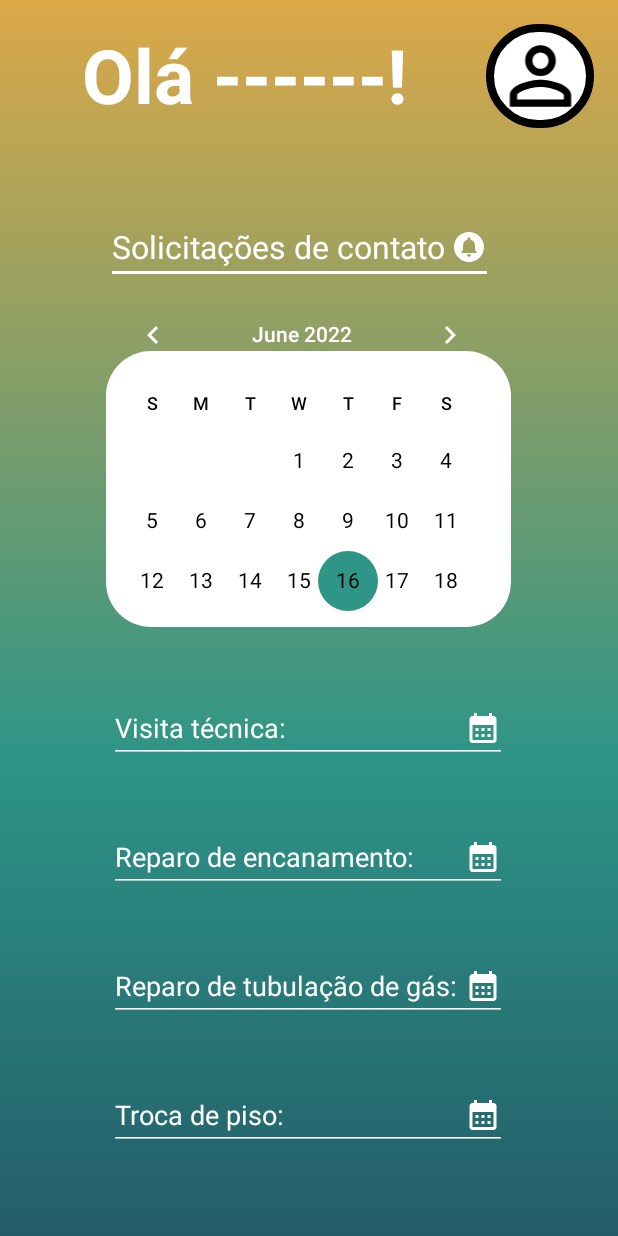
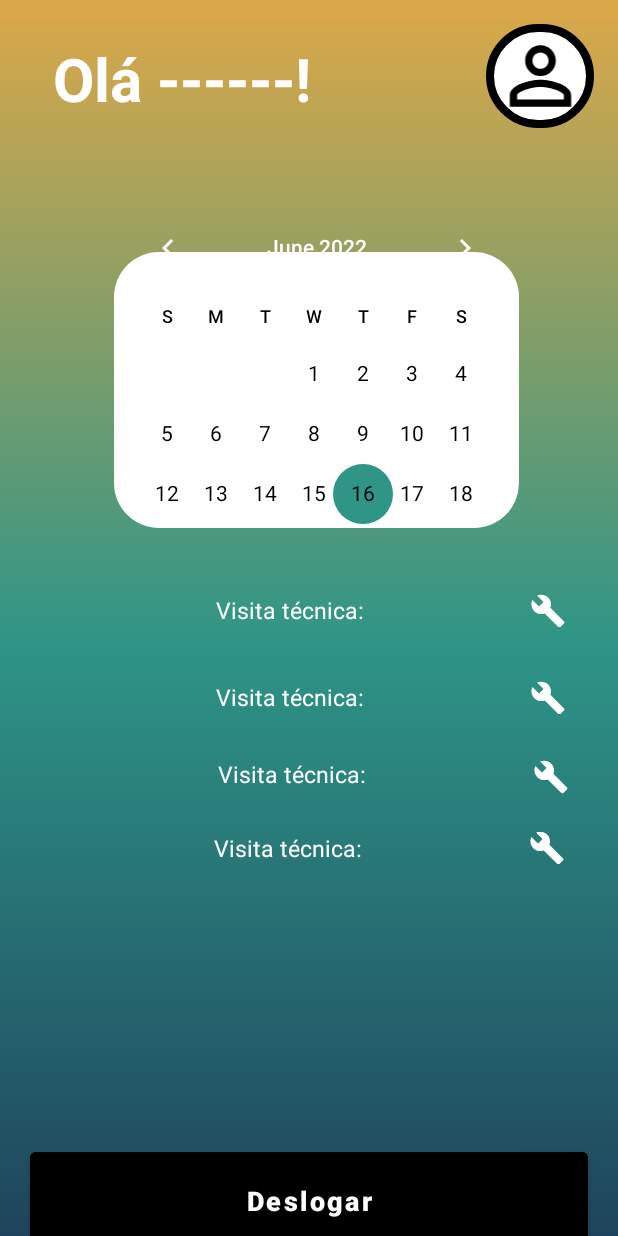
Before and after one commit to gabrielscholze-r/ObraPrima-Android, an Android app: the TelaPrincipalProfissional screen opened directly, with no data from a screen before it, on a phone screen of 412 x 824 dp. Run offline under Robolectric (Android 15) with nearby library versions, the phone set to English and light mode, and no system bars; 6 statements that could not run were skipped.

Commit message:
professional's screen

```diff
--- a/app/src/main/java/com/example/meuapp/TelaPrincipalProfissional.java
+++ b/app/src/main/java/com/example/meuapp/TelaPrincipalProfissional.java
@@ -30,16 +30,16 @@ public class TelaPrincipalProfissional extends AppCompatActivity {
         TextView titulo = findViewById(R.id.textTituloPro);
         titulo.setText("Bem vindo\n"+loginAtual.getProfissional().getNome()+"!");
 
-        EditText et1 = (EditText) findViewById(R.id.editTextDate);
+        TextView et1 = findViewById(R.id.jobView);
         et1.setText(pedidos.get(0).getTituloPedido()+":     "+pedidos.get(0).getDia()+"/"+pedidos.get(0).getMes());
 
-        EditText et2 = (EditText) findViewById(R.id.editTextDate2);
+        TextView et2 = findViewById(R.id.jobView2);
         et2.setText(pedidos.get(1).getTituloPedido()+":     "+pedidos.get(1).getDia()+"/"+pedidos.get(1).getMes());
 
-        EditText et3 = (EditText) findViewById(R.id.editTextDate3);
+        TextView et3 = findViewById(R.id.jobView3);
         et3.setText(pedidos.get(2).getTituloPedido()+":     "+pedidos.get(2).getDia()+"/"+pedidos.get(2).getMes());
 
-        EditText et4 = (EditText) findViewById(R.id.editTextDate4);
+        TextView et4 = findViewById(R.id.jobView4);
         et4.setText(pedidos.get(3).getTituloPedido()+":     "+pedidos.get(3).getDia()+"/"+pedidos.get(3).getMes());
 
         getSupportActionBar().hide();
--- a/app/src/main/res/layout/activity_tela_principal_profissional.xml
+++ b/app/src/main/res/layout/activity_tela_principal_profissional.xml
@@ -14,6 +14,37 @@
         tools:context=".TelaPrincipalProfissional"
         tools:ignore="ExtraText">
 
+
+        <View
+            android:id="@+id/containerComponents"
+            style="@style/ContainerComponents"
+            android:layout_width="270dp"
+            android:layout_height="184dp"
+            app:layout_constraintBottom_toBottomOf="parent"
+            app:layout_constraintEnd_toEndOf="parent"
+            app:layout_constraintHorizontal_bias="0.546"
+            app:layout_constraintStart_toStartOf="parent"
+            app:layout_constraintTop_toTopOf="parent"
+            app:layout_constraintVertical_bias="0.233" />
+
+        <CalendarView
+            android:id="@+id/calendarView2"
+            android:layout_width="271dp"
+            android:layout_height="229dp"
+            android:layout_marginTop="131dp"
+            android:backgroundTint="@color/black"
+            android:dateTextAppearance="@style/CalenderViewDateCustomText"
+            android:drawableTint="#000000"
+            android:focusedMonthDateColor="@style/CalenderViewDateCustomText"
+            android:selectedWeekBackgroundColor="@style/CalenderViewDateCustomText"
+            android:textColorHint="@color/black"
+            android:theme="@style/CalenderViewCustom"
+            android:unfocusedMonthDateColor="@style/CalenderViewDateCustomText"
+            android:weekDayTextAppearance="@color/black"
+            app:layout_constraintEnd_toEndOf="parent"
+            app:layout_constraintHorizontal_bias="0.535"
+            app:layout_constraintStart_toStartOf="parent"
+            app:layout_constraintTop_toTopOf="parent" />
 
         <View
             android:id="@+id/containerProfile"
@@ -55,137 +86,113 @@
             app:layout_constraintBottom_toBottomOf="parent"
             app:layout_constraintEnd_toEndOf="parent" />
 
-        <EditText
-            android:id="@+id/editTextDate"
-            android:layout_width="265dp"
-            android:layout_height="46dp"
+        <!--             <TextView
+            android:id="@+id/textView3"
+            android:layout_width="241dp"
+            android:layout_height="88dp"
+            android:layout_marginTop="7dp"
+            android:text="Realizou uma troca de canos.\n30/04"
+            android:textSize="20dp"
+            app:layout_constraintEnd_toEndOf="@+id/containerComponents"
+            app:layout_constraintHorizontal_bias="0.508"
+            app:layout_constraintStart_toStartOf="@+id/containerComponents"
+            app:layout_constraintTop_toBottomOf="@+id/textView2" />
+-->
+
+        <TextView
+            android:id="@+id/jobView"
+            android:layout_width="340dp"
+            android:layout_height="22dp"
+            android:layout_marginTop="44dp"
+            android:layout_marginBottom="36dp"
+            android:backgroundTint="@color/white"
+            android:drawableRight="@drawable/ic_service"
+            android:drawableTint="#FFFFFF"
             android:ems="10"
             android:inputType="date"
             android:text="Visita técnica: "
+            android:textAlignment="center"
+            android:textColor="@color/white"
+            android:textSize="15dp"
+            app:layout_constraintBottom_toTopOf="@+id/jobView4"
+            app:layout_constraintEnd_toEndOf="parent"
+            app:layout_constraintHorizontal_bias="0.517"
+            app:layout_constraintStart_toStartOf="parent"
+            app:layout_constraintTop_toBottomOf="@+id/containerComponents" />
+
+        <TextView
+            android:id="@+id/jobView2"
+            android:layout_width="341dp"
+            android:layout_height="21dp"
+            android:layout_marginBottom="186dp"
             android:backgroundTint="@color/white"
-            android:textColor="@color/white"
+            android:drawableRight="@drawable/ic_service"
             android:drawableTint="#FFFFFF"
-            android:drawableRight="@drawable/ic_calender"
-            app:layout_constraintBottom_toBottomOf="parent"
-            app:layout_constraintEnd_toEndOf="parent"
-            app:layout_constraintHorizontal_bias="0.497"
-            app:layout_constraintStart_toStartOf="parent"
-            app:layout_constraintTop_toTopOf="parent"
-            app:layout_constraintVertical_bias="0.481" />
-
-        <EditText
-            android:id="@+id/editTextDate2"
-            android:layout_width="265dp"
-            android:layout_height="46dp"
-            android:layout_marginTop="40dp"
             android:ems="10"
             android:inputType="date"
-            android:text="Reparo de encanamento: "
+            android:text="Visita técnica: "
+            android:textAlignment="center"
+            android:textColor="@color/white"
+            android:textSize="15dp"
+            app:layout_constraintBottom_toTopOf="@+id/bt_deslogar"
+            app:layout_constraintEnd_toEndOf="parent"
+            app:layout_constraintStart_toStartOf="parent" />
+
+        <TextView
+            android:id="@+id/jobView3"
+            android:layout_width="341dp"
+            android:layout_height="26dp"
+            android:layout_marginBottom="23dp"
             android:backgroundTint="@color/white"
-            android:textColor="@color/white"
+            android:drawableRight="@drawable/ic_service"
             android:drawableTint="#FFFFFF"
-            android:drawableRight="@drawable/ic_calender"
-            app:layout_constraintEnd_toEndOf="parent"
-            app:layout_constraintHorizontal_bias="0.497"
-            app:layout_constraintStart_toStartOf="parent"
-            app:layout_constraintTop_toBottomOf="@+id/editTextDate" />
-
-        <EditText
-            android:id="@+id/editTextDate3"
-            android:layout_width="265dp"
-            android:layout_height="46dp"
-            android:layout_marginTop="40dp"
             android:ems="10"
             android:inputType="date"
-            android:text="Reparo de tubulação de gás: "
+            android:text="Visita técnica: "
+            android:textAlignment="center"
+            android:textColor="@color/white"
+            android:textSize="15dp"
+            app:layout_constraintBottom_toTopOf="@+id/jobView2"
+            app:layout_constraintEnd_toEndOf="parent"
+            app:layout_constraintHorizontal_bias="0.542"
+            app:layout_constraintStart_toStartOf="parent" />
+
+        <TextView
+            android:id="@+id/jobView4"
+            android:layout_width="340dp"
+            android:layout_height="22dp"
+            android:layout_marginBottom="29dp"
             android:backgroundTint="@color/white"
-            android:textColor="@color/white"
+            android:drawableRight="@drawable/ic_service"
             android:drawableTint="#FFFFFF"
-            android:drawableRight="@drawable/ic_calender"
-            app:layout_constraintEnd_toEndOf="parent"
-            app:layout_constraintHorizontal_bias="0.497"
-            app:layout_constraintStart_toStartOf="parent"
-            app:layout_constraintTop_toBottomOf="@+id/editTextDate2" />
-
-        <EditText
-            android:id="@+id/editTextDate4"
-            android:layout_width="265dp"
-            android:layout_height="46dp"
-            android:layout_marginTop="40dp"
             android:ems="10"
             android:inputType="date"
-            android:text="Troca de piso: "
-            android:drawableRight="@drawable/ic_calender"
+            android:text="Visita técnica: "
+            android:textAlignment="center"
+            android:textColor="@color/white"
+            android:textSize="15dp"
+            app:layout_constraintBottom_toTopOf="@+id/jobView3"
             app:layout_constraintEnd_toEndOf="parent"
-            android:backgroundTint="@color/white"
-            android:textColor="@color/white"
-            android:drawableTint="#FFFFFF"
-            app:layout_constraintHorizontal_bias="0.497"
-            app:layout_constraintStart_toStartOf="parent"
-            app:layout_constraintTop_toBottomOf="@+id/editTextDate3" />
-
-        <EditText
-            android:id="@+id/editTextTextPersonName"
-            android:layout_width="258dp"
-            android:layout_height="48dp"
-            android:layout_marginTop="58dp"
-            android:backgroundTint="@color/white"
-            android:drawableRight="@drawable/ic_notification"
-            android:drawableTint="#FFFFFF"
-            android:ems="10"
-            android:hint="Solicitações de contato"
-            android:inputType="textPersonName"
-            android:textColorHint="@color/white"
-            android:textSize="21dp"
-            app:layout_constraintEnd_toEndOf="parent"
-            app:layout_constraintHorizontal_bias="0.457"
-            app:layout_constraintStart_toStartOf="parent"
-            app:layout_constraintTop_toBottomOf="@+id/textTituloPro" />
-
-        <View
-            android:id="@+id/containerComponents"
-            style="@style/ContainerComponents"
-            android:layout_width="270dp"
-            android:layout_height="184dp"
-            app:layout_constraintBottom_toTopOf="@+id/editTextDate"
-            app:layout_constraintEnd_toEndOf="parent"
-            app:layout_constraintHorizontal_bias="0.496"
-            app:layout_constraintStart_toStartOf="parent"
-            app:layout_constraintTop_toBottomOf="@+id/editTextTextPersonName" />
+            app:layout_constraintHorizontal_bias="0.517"
+            app:layout_constraintStart_toStartOf="parent" />
 
         <TextView
             android:id="@+id/textTituloPro"
-            android:layout_width="wrap_content"
-            android:layout_height="wrap_content"
-            android:layout_marginTop="16dp"
+            android:layout_width="249dp"
+            android:layout_height="54dp"
+            android:layout_marginTop="12dp"
+            android:layout_marginBottom="52dp"
             android:text="Olá ------!"
             android:textColor="@color/white"
-            android:textSize="50dp"
+            android:textSize="40dp"
             android:textStyle="bold"
+            app:layout_constraintBottom_toTopOf="@+id/calendarView2"
             app:layout_constraintEnd_toStartOf="@+id/containerProfile"
-            app:layout_constraintHorizontal_bias="0.509"
+            app:layout_constraintHorizontal_bias="0.472"
             app:layout_constraintStart_toStartOf="parent"
-            app:layout_constraintTop_toTopOf="parent" />
+            app:layout_constraintTop_toTopOf="parent"
+            app:layout_constraintVertical_bias="1.0" />
 
-        <CalendarView
-            android:id="@+id/calendarView2"
-            android:layout_width="271dp"
-            android:layout_height="229dp"
-            android:layout_marginBottom="44dp"
-            android:backgroundTint="@color/black"
-            android:dateTextAppearance="@style/CalenderViewDateCustomText"
-            android:drawableTint="#000000"
-            android:focusedMonthDateColor="@style/CalenderViewDateCustomText"
-            android:selectedWeekBackgroundColor="@style/CalenderViewDateCustomText"
-            android:textColorHint="@color/black"
-            android:theme="@style/CalenderViewCustom"
-            android:unfocusedMonthDateColor="@style/CalenderViewDateCustomText"
-            android:weekDayTextAppearance="@color/black"
-            app:layout_constraintBottom_toTopOf="@+id/editTextDate"
-            app:layout_constraintEnd_toEndOf="parent"
-            app:layout_constraintHorizontal_bias="0.465"
-            app:layout_constraintStart_toStartOf="parent"
-            app:layout_constraintTop_toBottomOf="@+id/editTextTextPersonName" />
     </androidx.constraintlayout.widget.ConstraintLayout>
 
 </androidx.core.widget.NestedScrollView>
```
